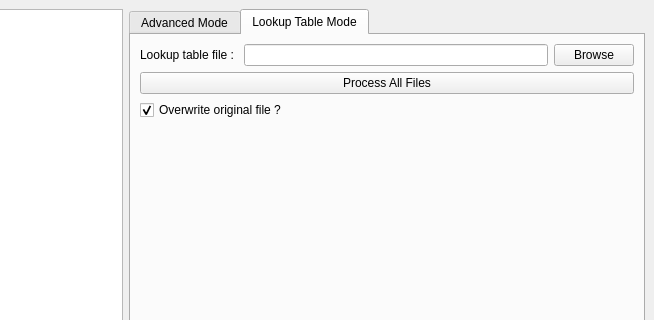
The window that TRCAnonymizer.ui (floriansipp/TRCAnonymizer) describes before a commit, drawn with Qt 5; both pictures show x 446 to 1100 and y 0 to 320 of the 1100 by 840 pixel window.
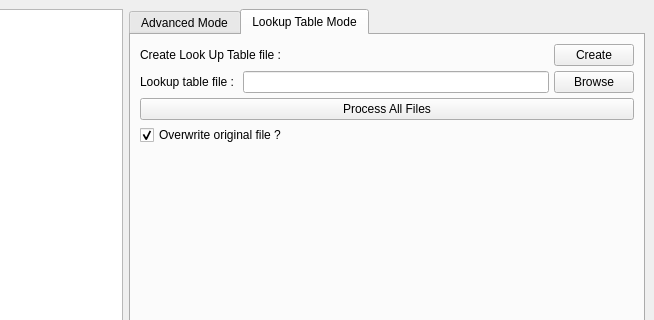
The same window after the commit. The open tabs and pages were chosen to show the change.

Commit message: Rajout d'un bouton pour créer un template du fichier csv et update du readme

What changed in the file:
```diff
--- a/TRCAnonymizer.ui
+++ b/TRCAnonymizer.ui
@@ -455,8 +455,42 @@
           <string>Lookup Table Mode</string>
          </attribute>
          <layout class="QVBoxLayout" name="verticalLayout_2">
+          <property name="spacing">
+           <number>5</number>
+          </property>
           <item>
-           <layout class="QHBoxLayout" name="horizontalLayout_5">
+           <layout class="QHBoxLayout" name="horizontalLayout_11" stretch="0,0,0">
+            <item>
+             <widget class="QLabel" name="label_10">
+              <property name="text">
+               <string>Create Look Up Table file :</string>
+              </property>
+             </widget>
+            </item>
+            <item>
+             <spacer name="horizontalSpacer">
+              <property name="orientation">
+               <enum>Qt::Horizontal</enum>
+              </property>
+              <property name="sizeHint" stdset="0">
+               <size>
+                <width>40</width>
+                <height>20</height>
+               </size>
+              </property>
+             </spacer>
+            </item>
+            <item>
+             <widget class="QPushButton" name="GenerateCSVPushButton">
+              <property name="text">
+               <string> Create </string>
+              </property>
+             </widget>
+            </item>
+           </layout>
+          </item>
+          <item>
+           <layout class="QHBoxLayout" name="horizontalLayout_5" stretch="0,0,0">
             <item>
              <widget class="QLabel" name="label_4">
               <property name="text">
@@ -505,7 +539,7 @@
             <property name="sizeHint" stdset="0">
              <size>
               <width>20</width>
-              <height>40</height>
+              <height>434</height>
              </size>
             </property>
            </spacer>
```
The commit also changes 3 other files.
